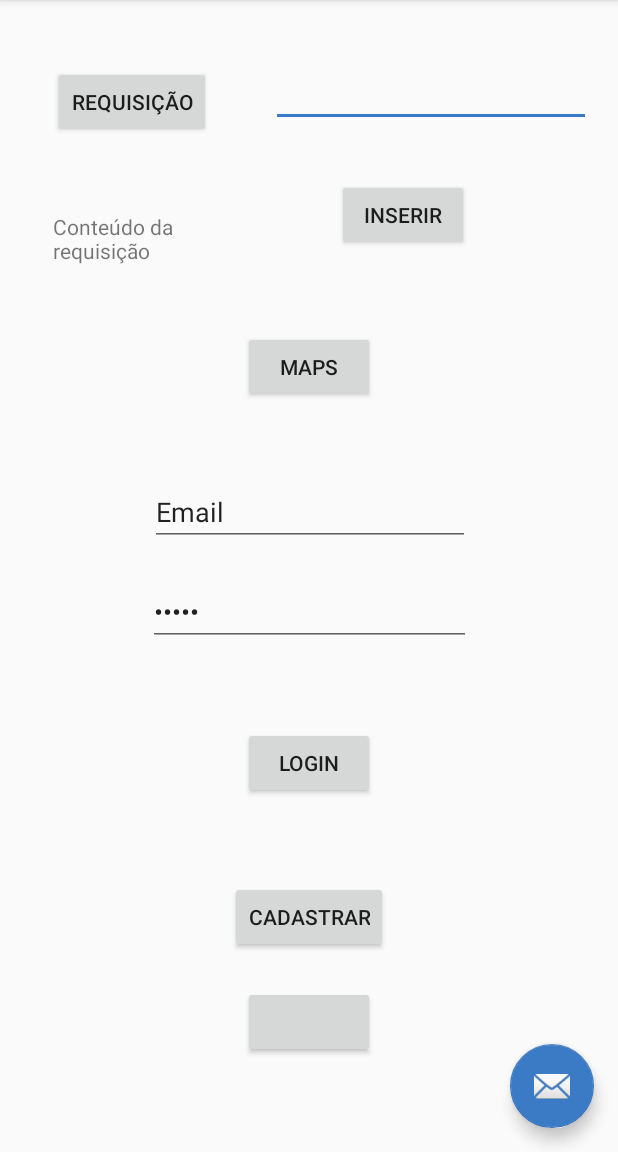
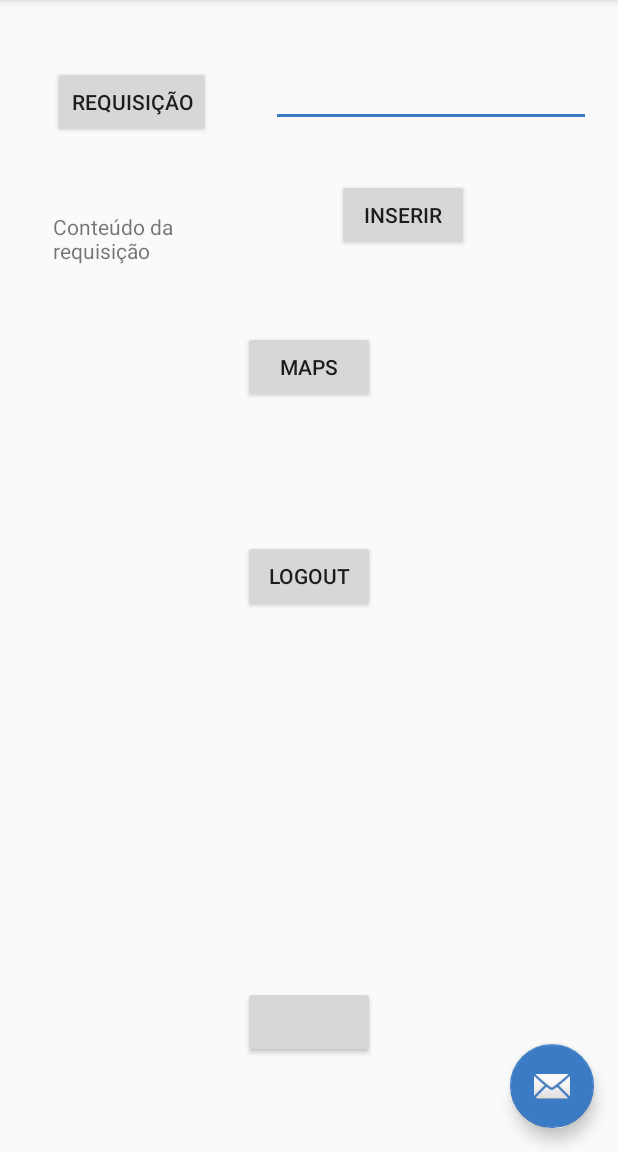
Before and after one commit to dhanielmazini/Echosoft_eAgora, an Android app: the screen it shows after launch (MenuActivity), on a phone screen of 412 x 824 dp, the part 84-1236 px from its top. Run offline under Robolectric (Android 15) with nearby library versions, the phone set to English and light mode, and no system bars; our stand-ins replace Firebase (no records; nobody signed in at launch, a user with empty details on screens opened directly); libraries missing offline, so code that uses them is left out: com.facebook, com.facebook.login; plain views replace LoginButton; 5 statements that could not run were skipped.

Commit message:
Inserção da Activity principal para login e back-end para logout do usuário.

```diff
--- a/app/src/main/AndroidManifest.xml
+++ b/app/src/main/AndroidManifest.xml
@@ -18,7 +18,7 @@
         android:roundIcon="@mipmap/ic_launcher_round"
         android:supportsRtl="true"
         android:theme="@style/AppTheme">
-        <activity android:name=".MainActivity"></activity>
+        <activity android:name=".MainActivity" />
 
         <meta-data
             android:name="com.facebook.sdk.ApplicationId"
@@ -68,7 +68,8 @@
         <activity
             android:name=".SingupActivity"
             android:label="@string/title_activity_singup"
-            android:theme="@style/AppTheme.NoActionBar"></activity>
+            android:theme="@style/AppTheme.NoActionBar" />
+        <activity android:name=".LoginActivity"></activity>
     </application>
 
 </manifest>
--- a/app/src/main/java/com/eagora/echosoft/eagora/MenuActivity.java
+++ b/app/src/main/java/com/eagora/echosoft/eagora/MenuActivity.java
@@ -48,13 +48,13 @@ import java.util.Arrays;
 public class MenuActivity extends AppCompatActivity
         implements NavigationView.OnNavigationItemSelectedListener {
 
-    private FirebaseAuth mAuth;
+//    private FirebaseAuth mAuth;
 
     LoginButton login_button;
     TextView txtStatus,reqTest,getn;
     CallbackManager callbackManager;
     EditText insertText, txtEmail, txtSenha;
-    Button testReq,testInsert,button2,button3, btnLogin;
+    Button testReq,testInsert,button2,button3, btnLogout;
     NavigationView navigationView;
     ProfilePictureView profilePictureView;
 
@@ -87,7 +87,7 @@ public class MenuActivity extends AppCompatActivity
         FacebookSdk.sdkInitialize(getApplicationContext());
         InitializeControls();
 
-        mAuth = FirebaseAuth.getInstance();
+//        mAuth = FirebaseAuth.getInstance();
     }
 
     private void  InitializeControls(){
@@ -97,10 +97,10 @@ public class MenuActivity extends AppCompatActivity
         testInsert = (Button)findViewById(R.id.testInsert);
         insertText = (EditText)findViewById(R.id.insertText);
         button2 = (Button)findViewById(R.id.button2);
-        button3 = (Button)findViewById(R.id.button3);
-        txtEmail = (EditText)findViewById(R.id.loginEmail);
-        txtSenha = (EditText)findViewById(R.id.loginSenha);
-        btnLogin = (Button)findViewById(R.id.btnLogin);
+//        button3 = (Button)findViewById(R.id.button3);
+        /*txtEmail = (EditText)findViewById(R.id.loginEmail);
+        txtSenha = (EditText)findViewById(R.id.loginSenha);*/
+        btnLogout = (Button)findViewById(R.id.btnLogout);
 
 
         txtStatus = (TextView)findViewById(R.id.txtStatus);
@@ -203,12 +203,25 @@ public class MenuActivity extends AppCompatActivity
                 }
         );
 
-        button3.setOnClickListener(
+        /*button3.setOnClickListener(
                 new View.OnClickListener(){
                     @Override
                     public void onClick(View view){
                         Intent signup = new Intent(getApplicationContext(), SingupActivity.class);
                         startActivity(signup);
+                    }
+                }
+        );*/
+
+        btnLogout.setOnClickListener(
+                new View.OnClickListener(){
+                    @Override
+                    public void onClick(View view){
+                        Toast.makeText(MenuActivity.this, "Usuário deslogado.",
+                                Toast.LENGTH_SHORT).show();
+                        FirebaseAuth.getInstance().signOut();
+                        Intent login = new Intent(getApplicationContext(), LoginActivity.class);
+                        startActivity(login);
                     }
                 }
         );
@@ -277,7 +290,7 @@ public class MenuActivity extends AppCompatActivity
         return true;
     }
 
-    public void loginUsuario(View view){
+    /*public void loginUsuario(View view){
         mAuth.signInWithEmailAndPassword(txtEmail.getText().toString(), txtSenha.getText().toString())
                 .addOnCompleteListener(this, new OnCompleteListener<AuthResult>() {
                     @Override
@@ -295,5 +308,5 @@ public class MenuActivity extends AppCompatActivity
                         }
                     }
                 });
-    }
+    }*/
 }
--- a/app/src/main/java/com/eagora/echosoft/eagora/SingupActivity.java
+++ b/app/src/main/java/com/eagora/echosoft/eagora/SingupActivity.java
@@ -58,8 +58,8 @@ public class SingupActivity extends AppCompatActivity {
                                     Toast.LENGTH_SHORT).show();
                             }
                             else{
-                               Intent menu = new Intent(getApplicationContext(), MenuActivity.class);
-                               startActivity(menu);
+                               Intent login = new Intent(getApplicationContext(), LoginActivity.class);
+                               startActivity(login);
                            }
                         }
                     });
--- a/app/src/main/res/layout/content_menu.xml
+++ b/app/src/main/res/layout/content_menu.xml
@@ -115,6 +115,20 @@
         app:layout_constraintVertical_bias="0.302" />
 
     <Button
+        android:id="@+id/btnLogout"
+        android:layout_width="wrap_content"
+        android:layout_height="wrap_content"
+        android:layout_marginBottom="8dp"
+        android:layout_marginLeft="8dp"
+        android:layout_marginRight="8dp"
+        android:layout_marginTop="8dp"
+        android:text="Logout"
+        app:layout_constraintBottom_toBottomOf="parent"
+        app:layout_constraintLeft_toLeftOf="parent"
+        app:layout_constraintRight_toRightOf="parent"
+        app:layout_constraintTop_toTopOf="parent" />
+
+    <!--<Button
         android:id="@+id/button3"
         android:layout_width="wrap_content"
         android:layout_height="wrap_content"
@@ -180,6 +194,6 @@
         app:layout_constraintLeft_toLeftOf="parent"
         app:layout_constraintRight_toRightOf="parent"
         app:layout_constraintTop_toTopOf="parent"
-        app:layout_constraintVertical_bias="0.677" />
+        app:layout_constraintVertical_bias="0.677" />-->
 
 </android.support.constraint.ConstraintLayout>
```
Also changed, not shown: app/src/main/java/com/eagora/echosoft/eagora/LoginActivity.java (added, +67 -0 lines), app/src/main/res/layout/activity_login.xml (added, +73 -0 lines).
